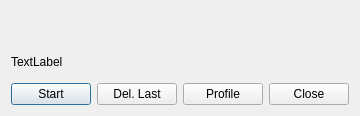
Old version of the form 3DMetrics/tool_line_dialog.ui in the repository IfremerUnderwater/3DMetrics.
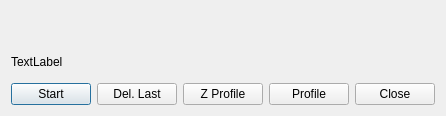
New version of the form. Icons and pictures are not drawn. Custom widgets are drawn as their Qt base class.

Commit message: Depth profile dialog

Patch:
```diff
--- a/3DMetrics/tool_line_dialog.ui
+++ b/3DMetrics/tool_line_dialog.ui
@@ -6,7 +6,7 @@
    <rect>
     <x>0</x>
     <y>0</y>
-    <width>346</width>
+    <width>380</width>
     <height>116</height>
    </rect>
   </property>
@@ -53,6 +53,16 @@
          </property>
         </widget>
        </item>
+       <item>
+        <widget class="QPushButton" name="profile_z_btn">
+         <property name="toolTip">
+          <string>Show profile from top view</string>
+         </property>
+         <property name="text">
+          <string>Z Profile</string>
+         </property>
+        </widget>
+       </item>
        <item>
         <widget class="QPushButton" name="profile_btn">
          <property name="text">
```
Left out of the diff: 6 changed lines with no effect on the pictures. The commit also changes 14 other files.
